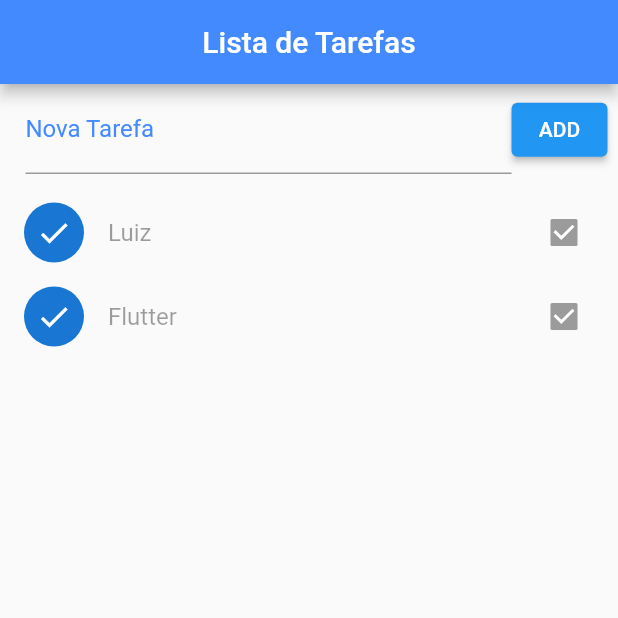
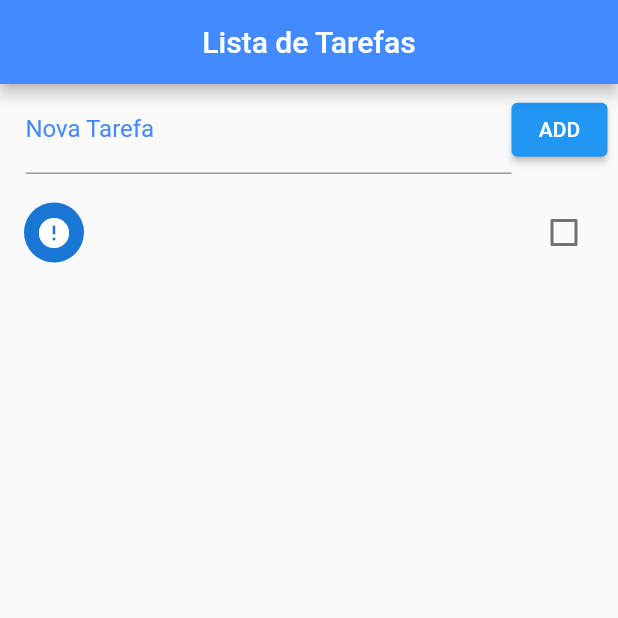
Before and after one commit to lrbarros/flutter-tarefas, a Flutter app: the screen it shows after launch, after a tap on "ADD", on a phone screen of 412 x 824 dp, the top half of it. Run offline on Flutter 3.47's test engine with Material 2 defaults, Android fonts, the phone set to English and light mode, and no system bars.

Commit message:
funcionalidade basica:TextController, add tarefa, setState, checkbox, map<String,dynamic>

```diff
--- a/flutter_todolist/lib/main.dart
+++ b/flutter_todolist/lib/main.dart
@@ -19,7 +19,19 @@ class Home extends StatefulWidget {
 }
 
 class _HomeState extends State<Home> {
-  List _todoList = [{"tittle":"Luiz" ,"ok":true}, {"tittle":"Flutter" ,"ok":true},];
+
+  final _todoController = TextEditingController();
+
+  List _todoList = [];
+  void addTodo(){
+    setState(() {
+      Map<String,dynamic> newTodo = Map();
+      newTodo["title"] = _todoController.text;
+      _todoController.text="";
+      newTodo["ok"] = false;
+      _todoList.add(newTodo);
+    });
+  }
 
   @override
   Widget build(BuildContext context) {
@@ -40,6 +52,7 @@ class _HomeState extends State<Home> {
                 children: [
                   Expanded(
                     child: TextField(
+                      controller: _todoController,
                       decoration: InputDecoration(
                         labelText: "Nova Tarefa",
                         labelStyle: TextStyle(color: Colors.blueAccent),
@@ -47,7 +60,7 @@ class _HomeState extends State<Home> {
                     ),
                   ),
                   ElevatedButton(
-                      onPressed: () {},
+                      onPressed: addTodo,
                       child: Text(
                         "ADD",
                         style: TextStyle(color: Colors.white),
@@ -60,11 +73,15 @@ class _HomeState extends State<Home> {
                 itemCount: _todoList.length,
                 itemBuilder: (context, index) {
                   return CheckboxListTile (
-                    title: Text(_todoList[index]["tittle"]),
+                    title: Text(_todoList[index]["title"]),
                     value: _todoList[index]["ok"],
                     secondary: CircleAvatar(
                         child: Icon((_todoList[index]["ok"]? Icons.check: Icons.error)),
-                    ), onChanged: (_todoList [index]["ok"]) async {  },
+                    ), onChanged: (c) {
+                      setState(() {
+                        _todoList[index]["ok"] = c;
+                      });
+                    },
                   );
                 }),
           ),
```
